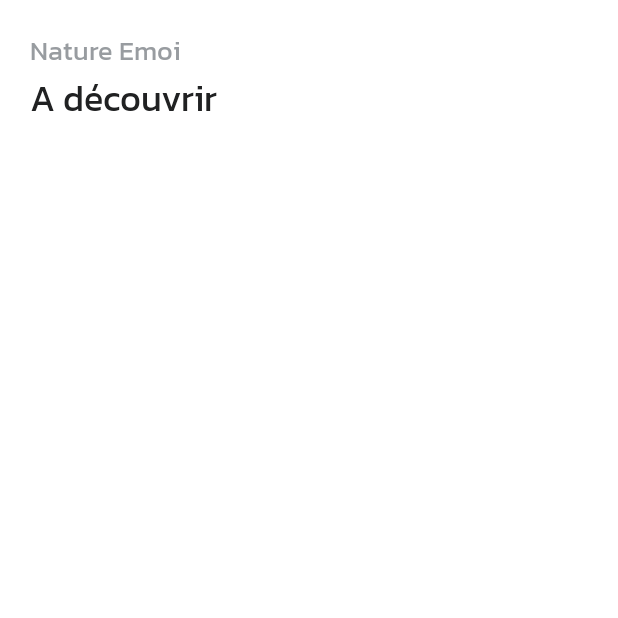
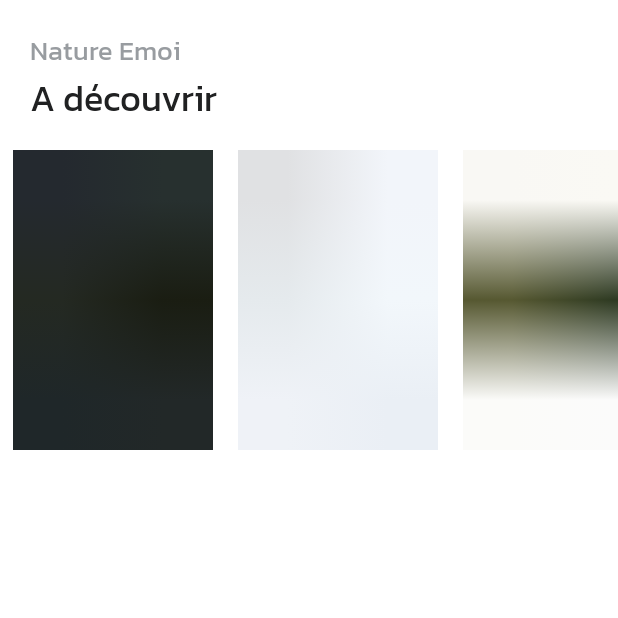
Before and after one commit to lardotn/NatureCollection, an Android app: the screen it shows after launch (MainActivity), on a phone screen of 412 x 824 dp, the top half of it. Run offline under Robolectric (Android 15) with nearby library versions, the phone set to English and light mode, and no system bars.

Commit message:
Create fragment_home.xml and HomeFragment.kt. Testing it whith trending pictures

```diff
--- a/app/src/main/java/com/youtube/naturecollection/MainActivity.kt
+++ b/app/src/main/java/com/youtube/naturecollection/MainActivity.kt
@@ -2,10 +2,17 @@ package com.youtube.naturecollection
 
 import androidx.appcompat.app.AppCompatActivity
 import android.os.Bundle
+import com.youtube.naturecollection.fragments.HomeFragment
 
 class MainActivity : AppCompatActivity() {
     override fun onCreate(savedInstanceState: Bundle?) {
         super.onCreate(savedInstanceState)
         setContentView(R.layout.activity_main)
+
+        // Injecter le fragment dans le fragment_container
+        val transaction = supportFragmentManager.beginTransaction()
+        transaction.replace(R.id.fragment_container, HomeFragment())
+        transaction.addToBackStack(null)
+        transaction.commit()
     }
 }
--- /dev/null
+++ b/app/src/main/java/com/youtube/naturecollection/fragments/HomeFragment.kt
@@ -0,0 +1,20 @@
+package com.youtube.naturecollection.fragments
+
+import android.os.Bundle
+import android.view.LayoutInflater
+import android.view.View
+import android.view.ViewGroup
+import androidx.fragment.app.Fragment
+import com.youtube.naturecollection.R
+
+class HomeFragment : Fragment() {
+
+    override fun onCreateView(
+        inflater: LayoutInflater,
+        container: ViewGroup?,
+        savedInstanceState: Bundle?
+    ): View? {
+        return inflater?.inflate(R.layout.fragment_home, container, false)
+    }
+
+}
--- /dev/null
+++ b/app/src/main/res/layout/fragment_home.xml
@@ -0,0 +1,22 @@
+<?xml version="1.0" encoding="utf-8"?>
+<LinearLayout xmlns:android="http://schemas.android.com/apk/res/android"
+    android:orientation="horizontal"
+    android:layout_width="match_parent"
+    android:layout_height="wrap_content">
+
+    <ImageView
+        android:layout_width="150dp"
+        android:layout_height="200dp"
+        android:src="@drawable/trending1"/>
+
+    <ImageView
+        android:layout_width="150dp"
+        android:layout_height="200dp"
+        android:src="@drawable/trending2"/>
+
+    <ImageView
+        android:layout_width="150dp"
+        android:layout_height="200dp"
+        android:src="@drawable/trending3"/>
+
+</LinearLayout>
```
